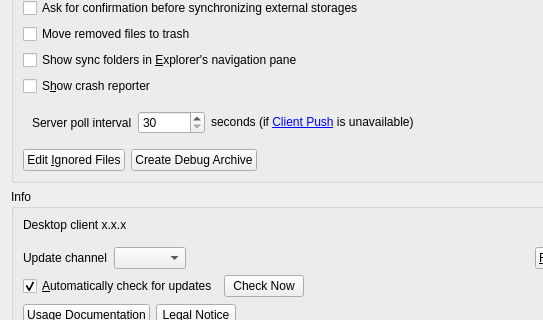
Above: src/gui/generalsettings.ui from filesfm/Sync before the change; both pictures show x 0 to 543 and y 230 to 550 of the 667 by 796 pixel window. Below: the same form after it.
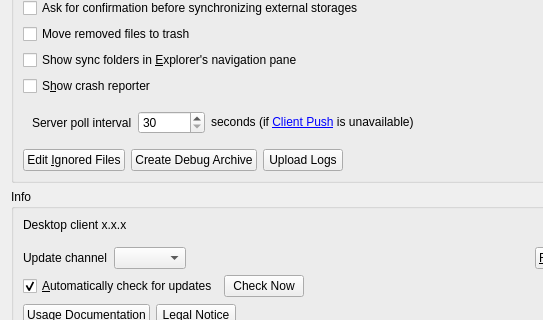
That is the form after the change.

Commit message: feat(settings): add Upload Logs button to General settings

Diff of the .ui file:
```diff
--- a/src/gui/generalsettings.ui
+++ b/src/gui/generalsettings.ui
@@ -296,6 +296,13 @@
           </property>
          </widget>
         </item>
+        <item>
+         <widget class="QPushButton" name="uploadLogsButton">
+          <property name="text">
+           <string>Upload Logs</string>
+          </property>
+         </widget>
+        </item>
         <item>
          <spacer name="horizontalSpacer_4">
           <property name="orientation">
```
The commit also changes 5 other files.
